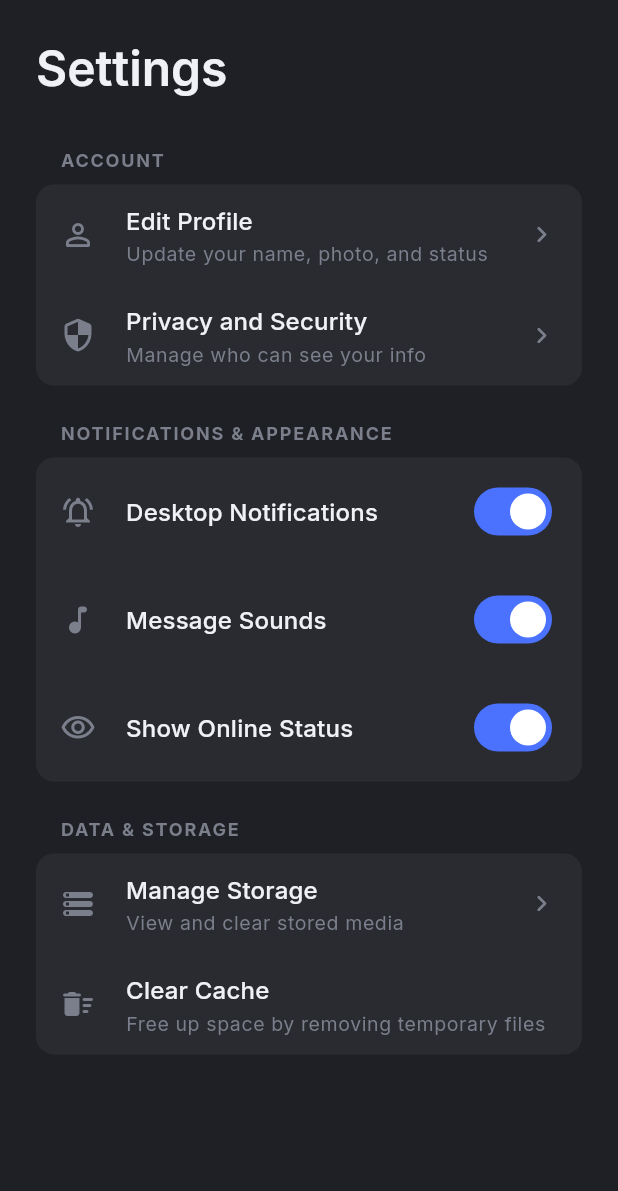
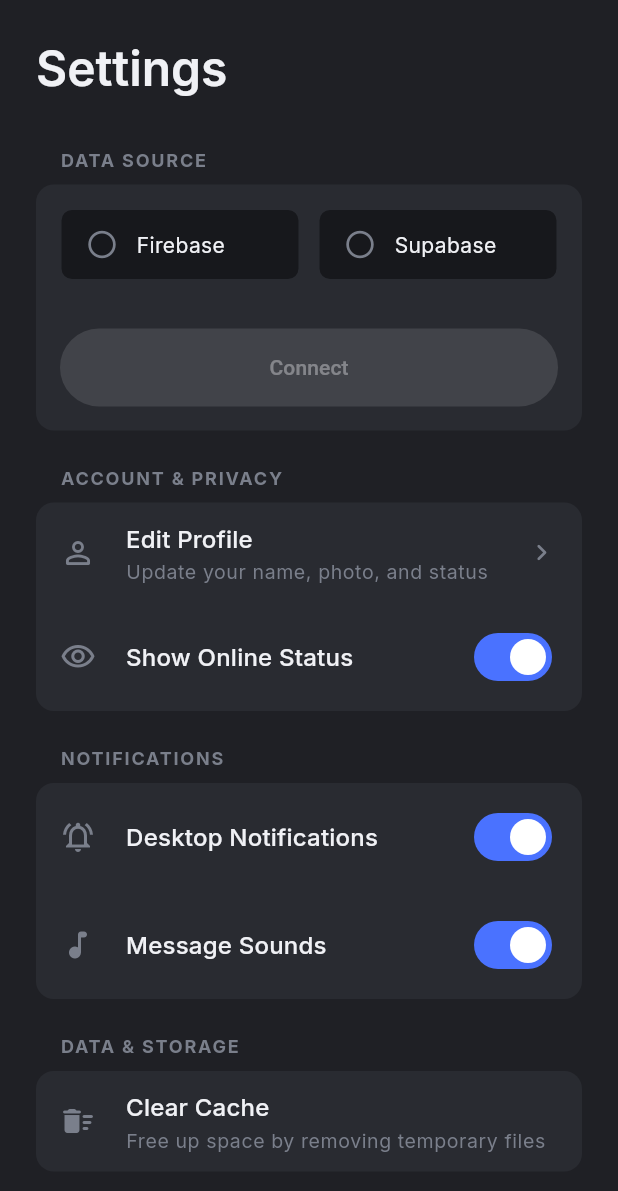
Before and after one commit to shubhang-d/Cross_Chat, a Flutter app: the SettingsPage screen opened directly, on a phone screen of 412 x 824 dp. Shown: the top 1191 px of the screen. Run offline on Flutter 3.47's test engine with Material 3 defaults, Android fonts, the phone set to English and light mode, and no system bars; our stand-ins replace flutter_animate, flutter_secure_storage, get, google_fonts; accounts and stored records are empty; network calls fail.

Commit message:
added mock database

```diff
--- a/lib/app/controllers/settings_controller.dart
+++ b/lib/app/controllers/settings_controller.dart
@@ -1,18 +1,78 @@
+import 'package:cross_chat_app/app/services/database_service.dart';
 import 'package:cross_chat_app/app/ui/theme/app_theme.dart';
 import 'package:flutter/material.dart';
 import 'package:get/get.dart';
 
 class SettingsController extends GetxController {
-  // --- STATE ---
-  // Use RxBool for reactive switches
+   final DatabaseService _dbService = Get.find();
+
+  // --- GENERAL UI STATE ---
   final RxBool enableNotifications = true.obs;
   final RxBool enableMessageSounds = true.obs;
   final RxBool showOnlineStatus = true.obs;
 
-  // --- ACTIONS ---
+  // --- DATABASE CONNECTION STATE (Proxy to the service) ---
+  // The controller now gets the state directly from the service.
+  // The UI can still do `controller.connectionStatus.value` and it will be reactive.
+  Rx<ConnectionStatus> get connectionStatus => _dbService.connectionStatus;
+  RxString get connectionError => _dbService.connectionError;
+
+  final Rx<DatabaseType> selectedDatabase = DatabaseType.none.obs;
+
+  // Form controllers
+  final firebaseProjectIdController = TextEditingController();
+  final supabaseUrlController = TextEditingController();
+  final supabaseAnonKeyController = TextEditingController();
+
+  @override
+  void onInit() {
+    super.onInit();
+    _dbService.initialize();
+  }
+
+  // --- DATABASE ACTIONS ---
+  void selectDatabaseType(DatabaseType? type) {
+    if (type != null) {
+      selectedDatabase.value = type;
+    }
+  }
+
+  Future<void> connectToDatabase() async {
+    final type = selectedDatabase.value;
+    if (type == DatabaseType.none) return;
+
+    Map<String, String> credentials = {};
+    if (type == DatabaseType.firebase) {
+      if (firebaseProjectIdController.text.isEmpty) {
+        connectionError.value = "Firebase Project ID cannot be empty.";
+        connectionStatus.value = ConnectionStatus.error;
+        return;
+      }
+      credentials['project_id'] = firebaseProjectIdController.text;
+    } else if (type == DatabaseType.supabase) {
+       if (supabaseUrlController.text.isEmpty || supabaseAnonKeyController.text.isEmpty) {
+        connectionError.value = "Supabase URL and Key cannot be empty.";
+        connectionStatus.value = ConnectionStatus.error;
+        return;
+      }
+      credentials['url'] = supabaseUrlController.text;
+      credentials['anon_key'] = supabaseAnonKeyController.text;
+    }
+
+    await _dbService.connect(type, credentials);
+  }
+
+  Future<void> disconnectFromDatabase() async {
+    firebaseProjectIdController.clear();
+    supabaseUrlController.clear();
+    supabaseAnonKeyController.clear();
+    selectedDatabase.value = DatabaseType.none;
+    await _dbService.disconnect();
+  }
+
+  // --- GENERAL SETTINGS ACTIONS (ADDED BACK) ---
   void toggleNotifications(bool value) {
     enableNotifications.value = value;
-    // If master switch is off, turn off sub-switches
     if (!value) {
       enableMessageSounds.value = false;
     }
@@ -27,8 +87,6 @@
   }
 
   void clearCache() {
-    // In a real app, you'd perform a cache clearing operation here.
-    // For now, we'll just show a confirmation snackbar.
     Get.snackbar(
       "Cache Cleared",
       "Temporary application data has been removed.",
--- a/lib/app/ui/pages/home/home_binding.dart
+++ b/lib/app/ui/pages/home/home_binding.dart
@@ -1,4 +1,5 @@
-import 'package:cross_chat_app/app/controllers/settings_controller.dart'; // Import
+import 'package:cross_chat_app/app/controllers/settings_controller.dart';
+import 'package:cross_chat_app/app/services/database_service.dart'; // Import
 import 'package:get/get.dart';
 import 'package:cross_chat_app/app/controllers/home_controller.dart';
 
@@ -6,7 +7,8 @@
   @override
   void dependencies() {
     Get.lazyPut<HomeController>(() => HomeController());
-    // Add the SettingsController to the dependencies
+    // Register the service *before* the controller that uses it.
+    Get.lazyPut<DatabaseService>(() => MockDatabaseService());
     Get.lazyPut<SettingsController>(() => SettingsController());
   }
 }
--- a/lib/app/ui/pages/settings/settings_page.dart
+++ b/lib/app/ui/pages/settings/settings_page.dart
@@ -1,7 +1,9 @@
 import 'package:cross_chat_app/app/controllers/settings_controller.dart';
+import 'package:cross_chat_app/app/services/database_service.dart';
+import 'package:cross_chat_app/app/ui/pages/settings/widgets/database_connection_form.dart';
 import 'package:cross_chat_app/app/ui/pages/settings/widgets/settings_group.dart';
 import 'package:cross_chat_app/app/ui/pages/settings/widgets/settings_item.dart';
-import 'package:flutter/cupertino.dart';
+import 'package:cross_chat_app/app/ui/theme/app_theme.dart';
 import 'package:flutter/material.dart';
 import 'package:get/get.dart';
 
@@ -11,22 +13,24 @@
   @override
   Widget build(BuildContext context) {
     return Scaffold(
-      // The main scaffold uses the surface color from our theme
       body: Center(
         child: ConstrainedBox(
           constraints: const BoxConstraints(maxWidth: 800),
           child: ListView(
             padding: const EdgeInsets.all(24),
             children: [
-              Text(
-                'Settings',
-                style: Theme.of(context).textTheme.headlineSmall?.copyWith(fontSize: 32),
-              ),
+              Text('Settings', style: Theme.of(context).textTheme.headlineSmall?.copyWith(fontSize: 32)),
               const SizedBox(height: 32),
 
-              // --- Account Section ---
+              // --- Database Connection Section ---
+              Obx(() => SettingsGroup(
+                    title: 'Data Source',
+                    children: [ _buildDatabaseStatusWidget() ],
+                  )),
+
+              // --- Account Section (RE-ADDED) ---
               SettingsGroup(
-                title: 'Account',
+                title: 'Account & Privacy',
                 children: [
                   SettingsItem(
                     icon: Icons.person_outline_rounded,
@@ -35,19 +39,22 @@
                     trailing: const Icon(Icons.chevron_right_rounded),
                     onTap: () {},
                   ),
-                  SettingsItem(
-                    icon: Icons.security_rounded,
-                    title: 'Privacy and Security',
-                    subtitle: 'Manage who can see your info',
-                    trailing: const Icon(Icons.chevron_right_rounded),
-                    onTap: () {},
+                   Obx(
+                    () => SettingsItem(
+                      icon: Icons.visibility_outlined,
+                      title: 'Show Online Status',
+                      trailing: Switch(
+                        value: controller.showOnlineStatus.value,
+                        onChanged: controller.toggleOnlineStatus,
+                      ),
+                    ),
                   ),
                 ],
               ),
 
-              // --- Notifications Section ---
+              // --- Notifications Section (RE-ADDED) ---
               SettingsGroup(
-                title: 'Notifications & Appearance',
+                title: 'Notifications',
                 children: [
                   Obx(
                     () => SettingsItem(
@@ -63,7 +70,6 @@
                     () => SettingsItem(
                       icon: Icons.music_note_rounded,
                       title: 'Message Sounds',
-                      // Disable this switch if the master notification switch is off
                       trailing: Switch(
                         value: controller.enableMessageSounds.value,
                         onChanged: controller.enableNotifications.value
@@ -72,30 +78,13 @@
                       ),
                     ),
                   ),
-                   Obx(
-                    () => SettingsItem(
-                      icon: Icons.visibility_outlined,
-                      title: 'Show Online Status',
-                      trailing: Switch(
-                        value: controller.showOnlineStatus.value,
-                        onChanged: controller.toggleOnlineStatus,
-                      ),
-                    ),
-                  ),
                 ],
               ),
 
-              // --- Data Section ---
+              // --- Data Section (RE-ADDED) ---
               SettingsGroup(
                 title: 'Data & Storage',
                 children: [
-                  SettingsItem(
-                    icon: Icons.storage_rounded,
-                    title: 'Manage Storage',
-                    subtitle: 'View and clear stored media',
-                    trailing: const Icon(Icons.chevron_right_rounded),
-                    onTap: () {},
-                  ),
                   SettingsItem(
                     icon: Icons.delete_sweep_rounded,
                     title: 'Clear Cache',
@@ -110,4 +99,26 @@
       ),
     );
   }
+
+  Widget _buildDatabaseStatusWidget() {
+    final status = controller.connectionStatus.value;
+    final dbType = Get.find<DatabaseService>().currentDb;
+
+    if (status == ConnectionStatus.connected) {
+      return SettingsItem(
+        icon: Icons.cloud_done_rounded,
+        title: 'Connected to ${dbType.name.capitalizeFirst}',
+        subtitle: 'Your data is being synced.',
+        trailing: TextButton(
+          onPressed: controller.disconnectFromDatabase,
+          child: const Text('Disconnect', style: TextStyle(color: Colors.redAccent)),
+        ),
+      );
+    } else {
+      return const Padding(
+        padding: EdgeInsets.all(16.0),
+        child: DatabaseConnectionForm(),
+      );
+    }
+  }
 }
--- /dev/null
+++ b/lib/app/ui/pages/settings/widgets/database_connection_form.dart
@@ -0,0 +1,151 @@
+import 'package:cross_chat_app/app/controllers/settings_controller.dart';
+import 'package:cross_chat_app/app/services/database_service.dart';
+import 'package:cross_chat_app/app/ui/theme/app_theme.dart';
+import 'package:flutter/material.dart';
+import 'package:get/get.dart';
+
+class DatabaseConnectionForm extends GetView<SettingsController> {
+  const DatabaseConnectionForm({Key? key}) : super(key: key);
+
+  @override
+  Widget build(BuildContext context) {
+    return Column(
+      crossAxisAlignment: CrossAxisAlignment.start,
+      children: [
+        _buildDbSelection(),
+        const SizedBox(height: 16),
+        Obx(
+          () => AnimatedSwitcher(
+            duration: const Duration(milliseconds: 300),
+            transitionBuilder: (child, animation) {
+              return FadeTransition(opacity: animation, child: child);
+            },
+            child: _buildFormFields(controller.selectedDatabase.value),
+          ),
+        ),
+        const SizedBox(height: 16),
+        _buildActionButtons(),
+      ],
+    );
+  }
+
+  Widget _buildDbSelection() {
+    return Obx(
+      () => Row(
+        children: [
+          Expanded(
+            child: _buildRadioTile(
+              'Firebase',
+              DatabaseType.firebase,
+              controller.selectedDatabase.value,
+            ),
+          ),
+          const SizedBox(width: 12),
+          Expanded(
+            child: _buildRadioTile(
+              'Supabase',
+              DatabaseType.supabase,
+              controller.selectedDatabase.value,
+            ),
+          ),
+        ],
+      ),
+    );
+  }
+
+  Widget _buildRadioTile(String title, DatabaseType value, DatabaseType groupValue) {
+    bool isSelected = value == groupValue;
+    return GestureDetector(
+      onTap: () => controller.selectDatabaseType(value),
+      child: AnimatedContainer(
+        duration: const Duration(milliseconds: 200),
+        padding: const EdgeInsets.symmetric(horizontal: 16, vertical: 12),
+        decoration: BoxDecoration(
+          color: isSelected ? AppColors.primary.withOpacity(0.1) : AppColors.background,
+          borderRadius: BorderRadius.circular(8),
+          border: Border.all(
+            color: isSelected ? AppColors.primary : AppColors.accentPanel,
+          ),
+        ),
+        child: Row(
+          children: [
+            Icon(
+              isSelected ? Icons.radio_button_checked : Icons.radio_button_unchecked,
+              color: isSelected ? AppColors.primary : AppColors.textSecondary,
+            ),
+            const SizedBox(width: 12),
+            Text(title),
+          ],
+        ),
+      ),
+    );
+  }
+
+  Widget _buildFormFields(DatabaseType type) {
+    switch (type) {
+      case DatabaseType.firebase:
+        return Column(
+          key: const ValueKey('firebase'),
+          children: [
+            TextField(
+              controller: controller.firebaseProjectIdController,
+              decoration: const InputDecoration(labelText: 'Firebase Project ID'),
+            ),
+          ],
+        );
+      case DatabaseType.supabase:
+        return Column(
+          key: const ValueKey('supabase'),
+          children: [
+            TextField(
+              controller: controller.supabaseUrlController,
+              decoration: const InputDecoration(labelText: 'Supabase Project URL'),
+            ),
+            const SizedBox(height: 12),
+            TextField(
+              controller: controller.supabaseAnonKeyController,
+              decoration: const InputDecoration(labelText: 'Supabase Anon Key'),
+              obscureText: true,
+            ),
+          ],
+        );
+      default:
+        return const SizedBox.shrink(key: ValueKey('none'));
+    }
+  }
+
+  Widget _buildActionButtons() {
+    return Obx(() {
+      final status = controller.connectionStatus.value;
+      if (status == ConnectionStatus.connecting) {
+        return const Center(child: CircularProgressIndicator());
+      }
+
+      return Column(
+        crossAxisAlignment: CrossAxisAlignment.stretch,
+        children: [
+          if (status == ConnectionStatus.error)
+            Padding(
+              padding: const EdgeInsets.only(bottom: 12.0),
+              child: Text(
+                controller.connectionError.value,
+                style: const TextStyle(color: Colors.redAccent),
+                textAlign: TextAlign.center,
+              ),
+            ),
+          ElevatedButton(
+            style: ElevatedButton.styleFrom(
+              backgroundColor: AppColors.primary,
+              foregroundColor: Colors.white,
+              padding: const EdgeInsets.symmetric(vertical: 16),
+            ),
+            onPressed: controller.selectedDatabase.value != DatabaseType.none
+                ? controller.connectToDatabase
+                : null,
+            child: const Text('Connect'),
+          ),
+        ],
+      );
+    });
+  }
+}
```
Also changed, not shown: lib/app/services/database_service.dart (added, +82 -0 lines).
